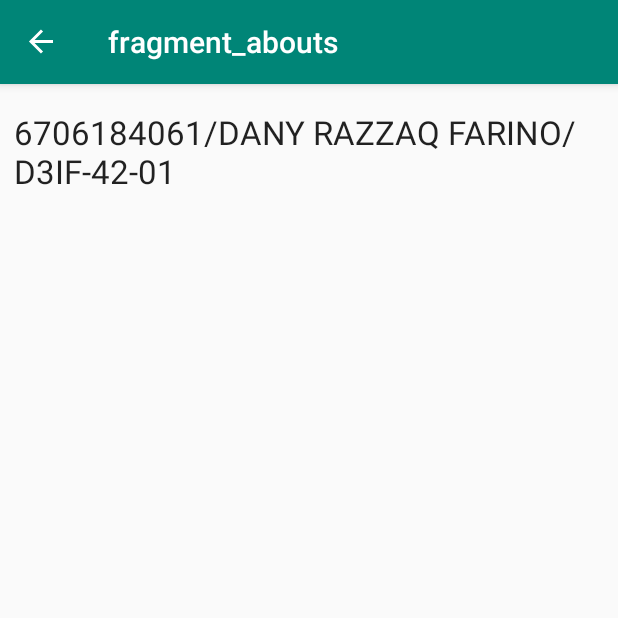
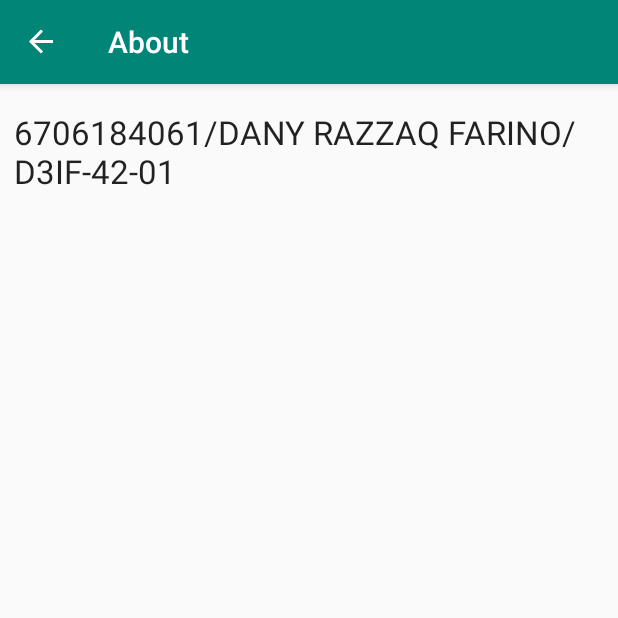
Before and after one commit to TLredmagic/PraAssesment, an Android app: the screen it shows after launch (MainActivity), after a tap on "ABOUT", on a phone screen of 412 x 824 dp, the top half of it. Run offline under Robolectric (Android 15) with nearby library versions, the phone set to English and light mode, and no system bars; our stand-ins replace data binding, navigation-ui.

Commit message:
Navigation Labels

```diff
--- a/app/src/main/res/navigation/navigation.xml
+++ b/app/src/main/res/navigation/navigation.xml
@@ -23,7 +23,7 @@
     <fragment
         android:id="@+id/titleFragment"
         android:name="com.example.android.navigation.TitleFragment"
-        android:label="@string/android_trivia"
+        android:label="Home"
         tools:layout="@layout/fragment_title">
         <action
             android:id="@+id/action_titleFragment_to_persegiFragment"
@@ -38,15 +38,15 @@
     <fragment
         android:id="@+id/persegiFragment"
         android:name="com.example.android.navigation.PersegiFragment"
-        android:label="fragment_persegi"
+        android:label="Persegi"
         tools:layout="@layout/fragment_persegi" />
     <fragment
         android:id="@+id/segitigaFragment"
         android:name="com.example.android.navigation.SegitigaFragment"
-        android:label="SegitigaFragment" />
+        android:label="Segitiga" />
     <fragment
         android:id="@+id/aboutsFragment"
         android:name="com.example.android.navigation.AboutsFragment"
-        android:label="fragment_abouts"
+        android:label="About"
         tools:layout="@layout/fragment_abouts" />
 </navigation>
```
